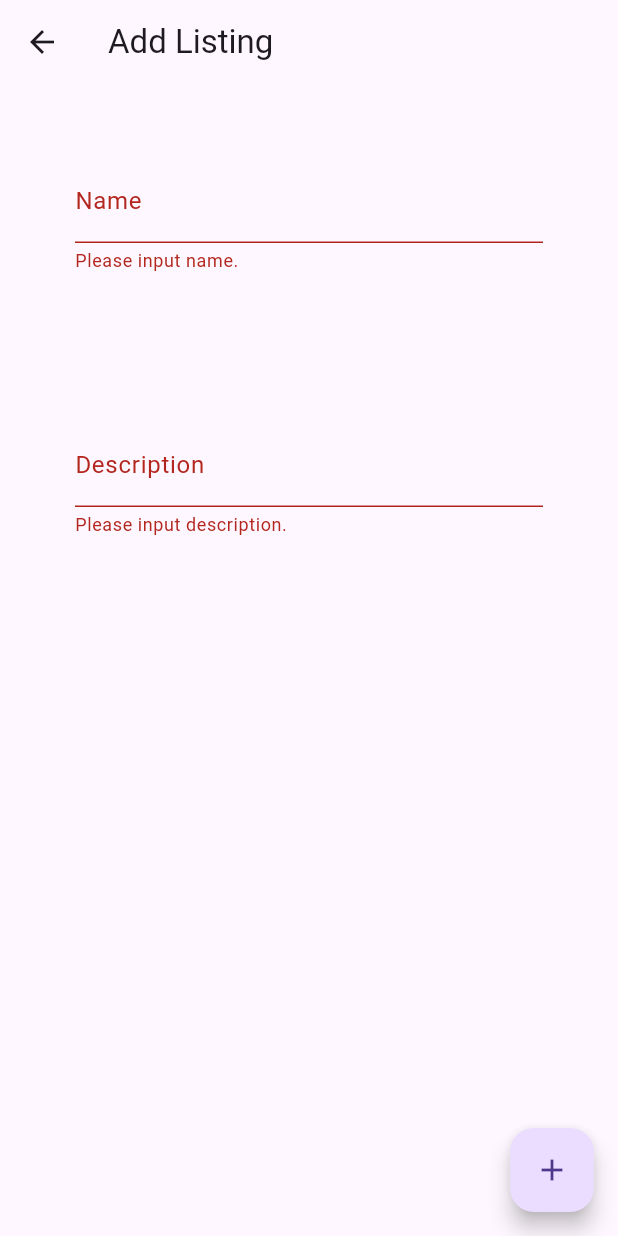
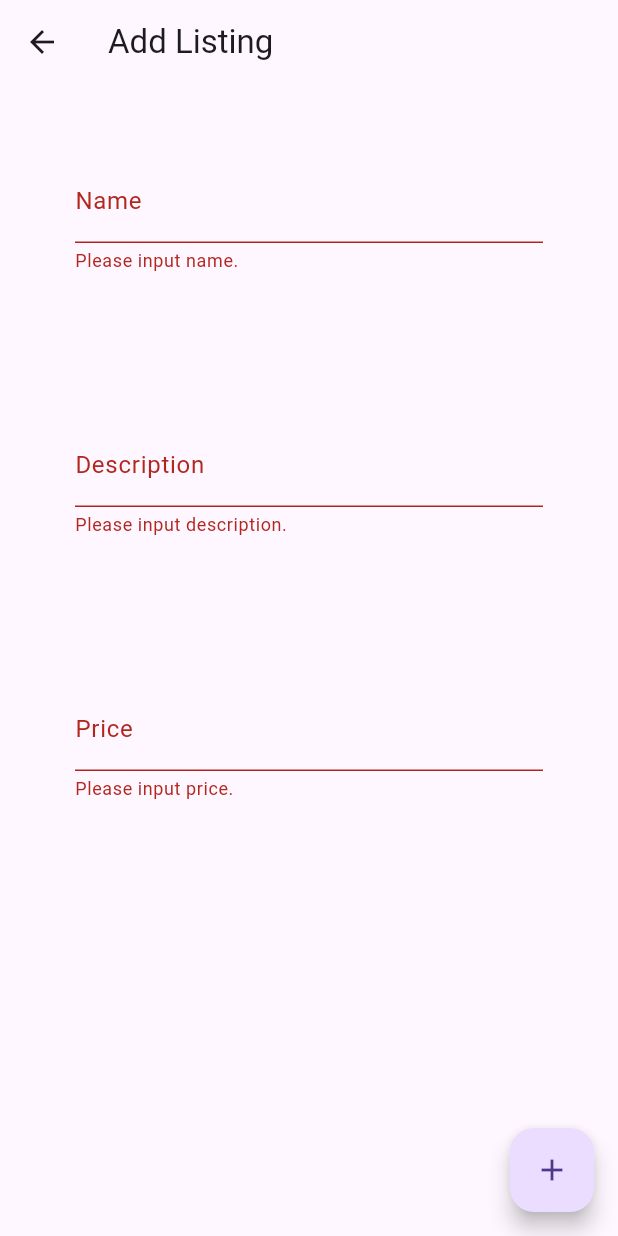
Before and after one commit to omzkiii/Sales-Tracker, a Flutter app: the AddListing screen opened directly, after a tap on the "add" icon, on a phone screen of 412 x 824 dp. Run offline on Flutter 3.47's test engine with Material 3 defaults, Android fonts, the phone set to English and light mode, and no system bars; our stand-ins replace sqflite; accounts and stored records are empty.

Commit message:
add textController to each input

```diff
--- a/lib/views/add_listing.dart
+++ b/lib/views/add_listing.dart
@@ -1,3 +1,4 @@
+import 'package:app/models/listing.dart';
 import 'package:flutter/material.dart';
 
 class AddListing extends StatefulWidget {
@@ -9,6 +10,9 @@ class AddListing extends StatefulWidget {
 
 class _AddListingState extends State<AddListing> {
   final _formKey = GlobalKey<FormState>();
+  final nameController = TextEditingController();
+  final descController = TextEditingController();
+  final priceController = TextEditingController();
   @override
   Widget build(BuildContext context) {
     return Scaffold(
@@ -17,8 +21,12 @@ class _AddListingState extends State<AddListing> {
         key: _formKey,
         child: Column(
           children: [
-            InputField(inputName: "Name"),
-            InputField(inputName: "Description"),
+            InputField<String>(inputName: "Name", controller: nameController),
+            InputField<String>(
+              inputName: "Description",
+              controller: descController,
+            ),
+            InputField<double>(inputName: "Price", controller: priceController),
           ],
         ),
       ),
@@ -26,7 +34,11 @@ class _AddListingState extends State<AddListing> {
         child: Icon(Icons.add),
         onPressed: () {
           if (_formKey.currentState!.validate()) {
-            // Navigator.pop(context);
+            _formKey.currentState!.save();
+            print("Name: ${nameController.text}");
+            print("Desc: ${descController.text}");
+            print("Price: ${priceController.text}");
+            Navigator.pop(context);
           }
         },
       ),
@@ -34,9 +46,14 @@ class _AddListingState extends State<AddListing> {
   }
 }
 
-class InputField extends StatelessWidget {
+class InputField<T> extends StatelessWidget {
   final String inputName;
-  const InputField({super.key, required this.inputName});
+  final TextEditingController controller;
+  const InputField({
+    super.key,
+    required this.inputName,
+    required this.controller,
+  });
 
   @override
   Widget build(BuildContext context) {
@@ -47,10 +64,14 @@ class InputField extends StatelessWidget {
           child: Column(
             children: [
               TextFormField(
+                controller: controller,
                 decoration: InputDecoration(labelText: inputName),
                 validator: (value) {
                   if (value == null || value.isEmpty) {
                     return 'Please input ${inputName.toLowerCase()}.';
+                  }
+                  if (T == double && num.tryParse(value) == null) {
+                    return 'Please input a valid price.';
                   }
                   return null;
                 },
```
